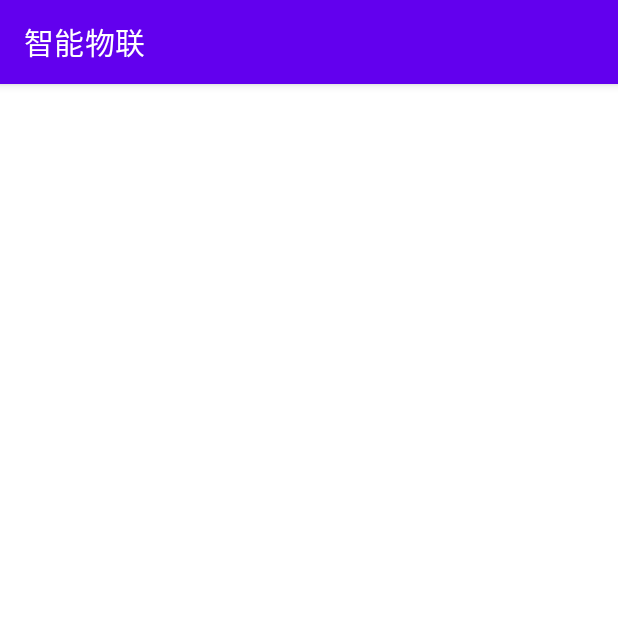
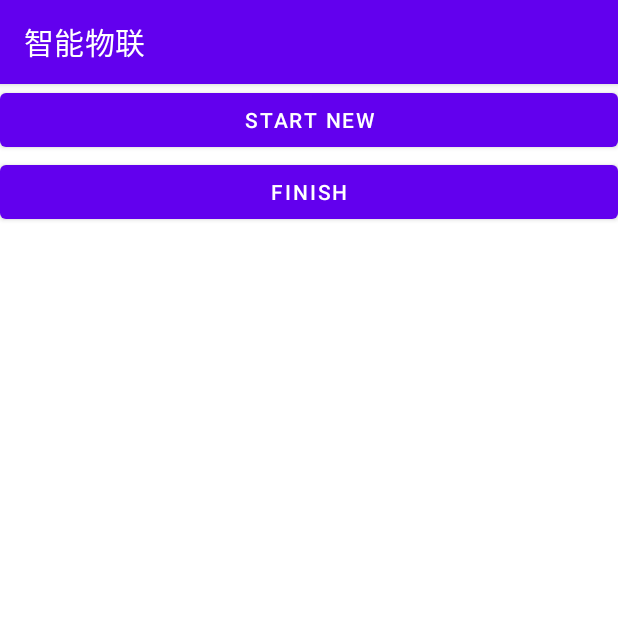
Before and after one commit to laishilu112/hiot_cloud, an Android app: the screen it shows after launch (TestMVPActivity before the commit, TestLifeCycleActivity after it), on a phone screen of 412 x 824 dp, the top half of it. Run offline under Robolectric (Android 15) with nearby library versions, the phone set to English and light mode, and no system bars; our stand-ins replace Dagger/Hilt's generated code.

Commit message:
测试活动生命周期

```diff
--- a/app/src/main/java/com/huatec/hiot_cloud/main/MainActivity.java
+++ b/app/src/main/java/com/huatec/hiot_cloud/main/MainActivity.java
@@ -3,11 +3,7 @@ package com.huatec.hiot_cloud.main;
 import androidx.appcompat.app.AppCompatActivity;
 
 import android.os.Bundle;
-import android.service.autofill.AutofillService;
 import android.util.Log;
-import android.view.View;
-import android.widget.Button;
-import android.widget.EditText;
 import android.widget.Toast;
 
 import com.huatec.hiot_cloud.R;
@@ -19,7 +15,7 @@ public class MainActivity extends AppCompatActivity {
     protected void onCreate(Bundle savedInstanceState) {
         super.onCreate(savedInstanceState);
         setContentView(R.layout.activity_main);
-        Log.d("tag", "test");
+        Log.d("tag", "com/huatec/hiot_cloud/test");
 
     }
 
--- /dev/null
+++ b/app/src/main/java/test/lifecycletest/TestLifeCycleActivity.java
@@ -0,0 +1,79 @@
+package test.lifecycletest;
+
+import androidx.appcompat.app.AppCompatActivity;
+
+import android.content.Intent;
+import android.os.Bundle;
+import android.util.Log;
+import android.view.View;
+import android.widget.Button;
+
+import com.huatec.hiot_cloud.R;
+import com.huatec.hiot_cloud.mvptest.TestMVPActivity;
+
+public class TestLifeCycleActivity extends AppCompatActivity {
+
+    private static final String TAG = "TestLifeCycleActivity";
+
+    @Override
+    protected void onCreate(Bundle savedInstanceState) {
+        Log.d(TAG,"onCreate");
+        super.onCreate(savedInstanceState);
+        setContentView(R.layout.activity_test_life_cycle);
+        Button bthStartNew = findViewById(R.id.btn_start_new);
+        bthStartNew.setOnClickListener(new View.OnClickListener() {
+            @Override
+            public void onClick(View v) {
+                Intent intent = new Intent(TestLifeCycleActivity.this, TestMVPActivity.class);
+                startActivity(intent);
+            }
+        });
+        Button bthFinish = findViewById(R.id.btn_finish);
+        bthFinish.setOnClickListener(new View.OnClickListener() {
+            @Override
+            public void onClick(View v) {
+                finish();
+
+            }
+        });
+    }
+
+
+
+
+    @Override
+    protected void onStart() {
+        super.onStart();
+        Log.d(TAG,"onStart");
+    }
+
+    @Override
+    protected void onStop() {
+        super.onStop();
+        Log.d(TAG,"onStop");
+    }
+
+    @Override
+    protected void onDestroy() {
+        super.onDestroy();
+        Log.d(TAG,"onDestroy");
+    }
+
+    @Override
+    protected void onPause() {
+        super.onPause();
+        Log.d(TAG,"onPause");
+    }
+
+    @Override
+    protected void onPostResume() {
+        super.onPostResume();
+        Log.d(TAG,"onPostResume");
+    }
+
+    @Override
+    protected void onRestart() {
+        super.onRestart();
+        Log.d(TAG,"onRestart");
+    }
+}
--- /dev/null
+++ b/app/src/main/res/layout/activity_test_life_cycle.xml
@@ -0,0 +1,20 @@
+<?xml version="1.0" encoding="utf-8"?>
+<LinearLayout xmlns:android="http://schemas.android.com/apk/res/android"
+    xmlns:app="http://schemas.android.com/apk/res-auto"
+    xmlns:tools="http://schemas.android.com/tools"
+    android:layout_width="match_parent"
+    android:layout_height="match_parent"
+    android:orientation="vertical"
+    tools:context="test.lifecycletest.TestLifeCycleActivity">
+    <Button
+        android:id="@+id/btn_start_new"
+        android:text="start new"
+        android:layout_width="match_parent"
+        android:layout_height="wrap_content"/>
+    <Button
+        android:id="@+id/btn_finish"
+        android:text="finish"
+        android:layout_width="match_parent"
+        android:layout_height="wrap_content"/>
+
+</LinearLayout>
```
Also changed, not shown: app/src/main/AndroidManifest.xml (+7 -7 lines), app/src/main/java/test/dg.java (added, +4 -0 lines).
